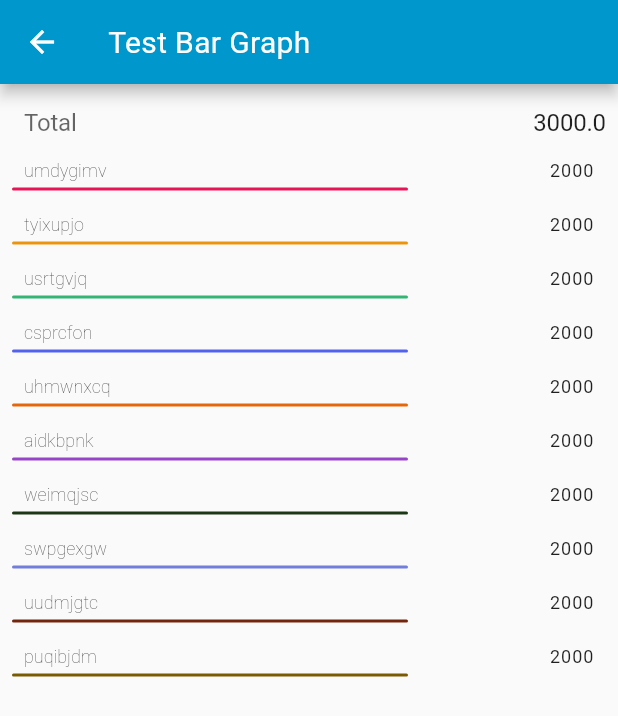
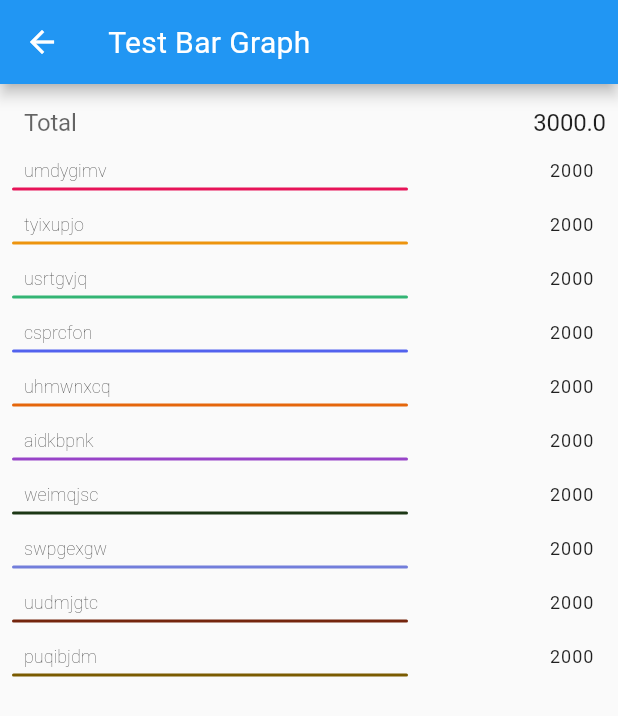
Before and after one commit to xsahil03x/FAFlutterPackages, a Flutter app: the screen it shows after launch, after a tap on "Total", on a phone screen of 412 x 824 dp. Shown: the top 716 px of the screen. Run offline on Flutter 3.47's test engine with Material 2 defaults, Android fonts, the phone set to English and light mode, and no system bars; our stand-ins replace charts_flutter, shimmer; missing offline and left inert: fa_manager_flutter, swipedetector; Roboto replaces fonts that are missing (Trueno).

Commit message:
Remove appBar background color from ScaffoldWithBack
Signed-off-by: Sahil Kumar <xdsahil@gmail.com>

```diff
--- a/lib/common/widgets.dart
+++ b/lib/common/widgets.dart
@@ -43,7 +43,6 @@ class ScaffoldWithBack extends StatelessWidget {
               ),
             ),
           ],
-          backgroundColor: color_primary,
           title: Column(
             crossAxisAlignment: CrossAxisAlignment.start,
             mainAxisAlignment: MainAxisAlignment.center,
```
